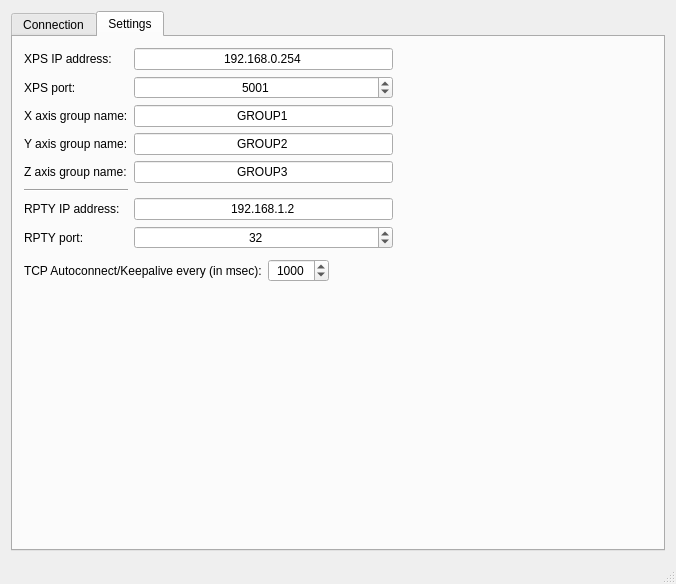
This is mainwindow.ui in mvxe/MLA-CS as Qt 5 draws it before an edit. The edited form follows.
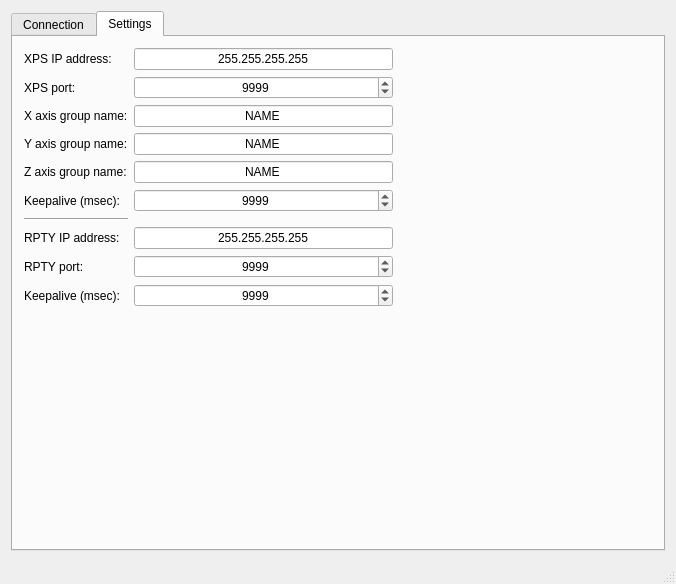
This is the edited form. Icons and pictures are not drawn.

The edit to the form file:
```diff
--- a/mainwindow.ui
+++ b/mainwindow.ui
@@ -188,7 +188,7 @@
             <item row="4" column="1">
              <widget class="QLineEdit" name="e_xps_zaxis">
               <property name="text">
-               <string>GROUP3</string>
+               <string>NAME</string>
               </property>
               <property name="alignment">
                <set>Qt::AlignCenter</set>
@@ -205,7 +205,7 @@
             <item row="2" column="1">
              <widget class="QLineEdit" name="e_xps_xaxis">
               <property name="text">
-               <string>GROUP1</string>
+               <string>NAME</string>
               </property>
               <property name="alignment">
                <set>Qt::AlignCenter</set>
@@ -222,7 +222,7 @@
             <item row="0" column="1">
              <widget class="QLineEdit" name="e_xps_ip">
               <property name="text">
-               <string>192.168.0.254</string>
+               <string>255.255.255.255</string>
               </property>
               <property name="alignment">
                <set>Qt::AlignCenter</set>
@@ -232,7 +232,7 @@
             <item row="3" column="1">
              <widget class="QLineEdit" name="e_xps_yaxis">
               <property name="text">
-               <string>GROUP2</string>
+               <string>NAME</string>
               </property>
               <property name="alignment">
                <set>Qt::AlignCenter</set>
@@ -266,16 +266,29 @@
               </property>
              </spacer>
             </item>
-            <item row="6" column="1">
+            <item row="7" column="1">
              <widget class="QLineEdit" name="e_rpty_ip">
               <property name="text">
-               <string>192.168.1.2</string>
+               <string>255.255.255.255</string>
               </property>
               <property name="alignment">
                <set>Qt::AlignCenter</set>
               </property>
              </widget>
             </item>
+            <item row="8" column="1">
+             <widget class="QSpinBox" name="e_rpty_port">
+              <property name="alignment">
+               <set>Qt::AlignCenter</set>
+              </property>
+              <property name="maximum">
+               <number>65535</number>
+              </property>
+              <property name="value">
+               <number>9999</number>
+              </property>
+             </widget>
+            </item>
             <item row="1" column="1">
              <widget class="QSpinBox" name="e_xps_port">
               <property name="alignment">
@@ -285,11 +298,11 @@
                <number>65535</number>
               </property>
               <property name="value">
-               <number>5001</number>
+               <number>9999</number>
               </property>
              </widget>
             </item>
-            <item row="5" column="0">
+            <item row="6" column="0">
              <widget class="Line" name="line_3">
               <property name="orientation">
                <enum>Qt::Horizontal</enum>
@@ -309,77 +322,76 @@
               </property>
              </widget>
             </item>
-            <item row="6" column="0">
+            <item row="7" column="0">
              <widget class="QLabel" name="label_11">
               <property name="text">
                <string>RPTY IP address:</string>
               </property>
              </widget>
             </item>
-            <item row="7" column="0">
+            <item row="5" column="1">
+             <widget class="QSpinBox" name="e_xps_timeout">
+              <property name="alignment">
+               <set>Qt::AlignCenter</set>
+              </property>
+              <property name="minimum">
+               <number>1</number>
+              </property>
+              <property name="maximum">
+               <number>10000</number>
+              </property>
+              <property name="singleStep">
+               <number>1</number>
+              </property>
+              <property name="value">
+               <number>9999</number>
+              </property>
+             </widget>
+            </item>
+            <item row="5" column="0">
+             <widget class="QLabel" name="label_15">
+              <property name="text">
+               <string>Keepalive (msec):</string>
+              </property>
+             </widget>
+            </item>
+            <item row="8" column="0">
              <widget class="QLabel" name="label_12">
               <property name="text">
                <string>RPTY port:</string>
               </property>
              </widget>
             </item>
-            <item row="7" column="1">
-             <widget class="QSpinBox" name="spinBox">
+            <item row="9" column="0">
+             <widget class="QLabel" name="label_10">
+              <property name="text">
+               <string>Keepalive (msec):</string>
+              </property>
+             </widget>
+            </item>
+            <item row="9" column="1">
+             <widget class="QSpinBox" name="e_rpty_timeout">
               <property name="alignment">
                <set>Qt::AlignCenter</set>
               </property>
+              <property name="minimum">
+               <number>1</number>
+              </property>
               <property name="maximum">
-               <number>65535</number>
+               <number>10000</number>
+              </property>
+              <property name="singleStep">
+               <number>1</number>
               </property>
               <property name="value">
-               <number>32</number>
+               <number>9999</number>
               </property>
              </widget>
             </item>
            </layout>
           </item>
           <item>
-           <layout class="QGridLayout" name="gridLayout_4">
-            <item row="0" column="1">
-             <widget class="QSpinBox" name="e_timeout">
-              <property name="alignment">
-               <set>Qt::AlignCenter</set>
-              </property>
-              <property name="minimum">
-               <number>1</number>
-              </property>
-              <property name="maximum">
-               <number>10000</number>
-              </property>
-              <property name="singleStep">
-               <number>100</number>
-              </property>
-              <property name="value">
-               <number>1000</number>
-              </property>
-             </widget>
-            </item>
-            <item row="0" column="0">
-             <widget class="QLabel" name="label_10">
-              <property name="text">
-               <string>TCP Autoconnect/Keepalive every (in msec):</string>
-              </property>
-             </widget>
-            </item>
-            <item row="0" column="2">
-             <spacer name="horizontalSpacer_3">
-              <property name="orientation">
-               <enum>Qt::Horizontal</enum>
-              </property>
-              <property name="sizeHint" stdset="0">
-               <size>
-                <width>40</width>
-                <height>20</height>
-               </size>
-              </property>
-             </spacer>
-            </item>
-           </layout>
+           <layout class="QGridLayout" name="gridLayout_4"/>
           </item>
          </layout>
         </item>
```
